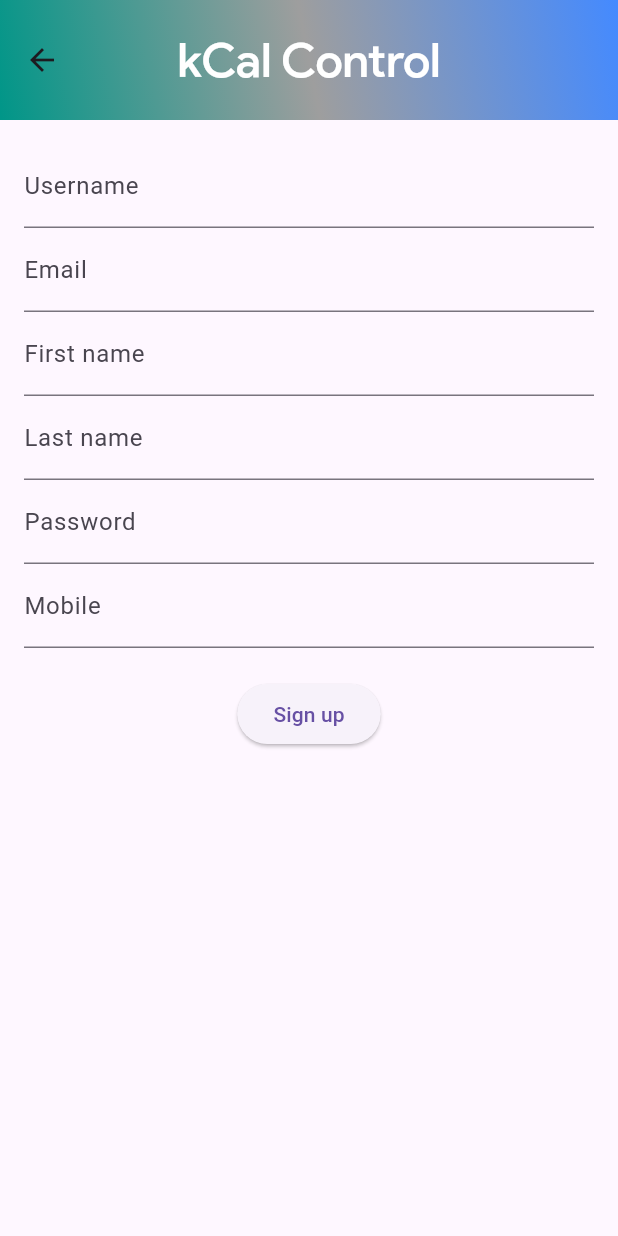
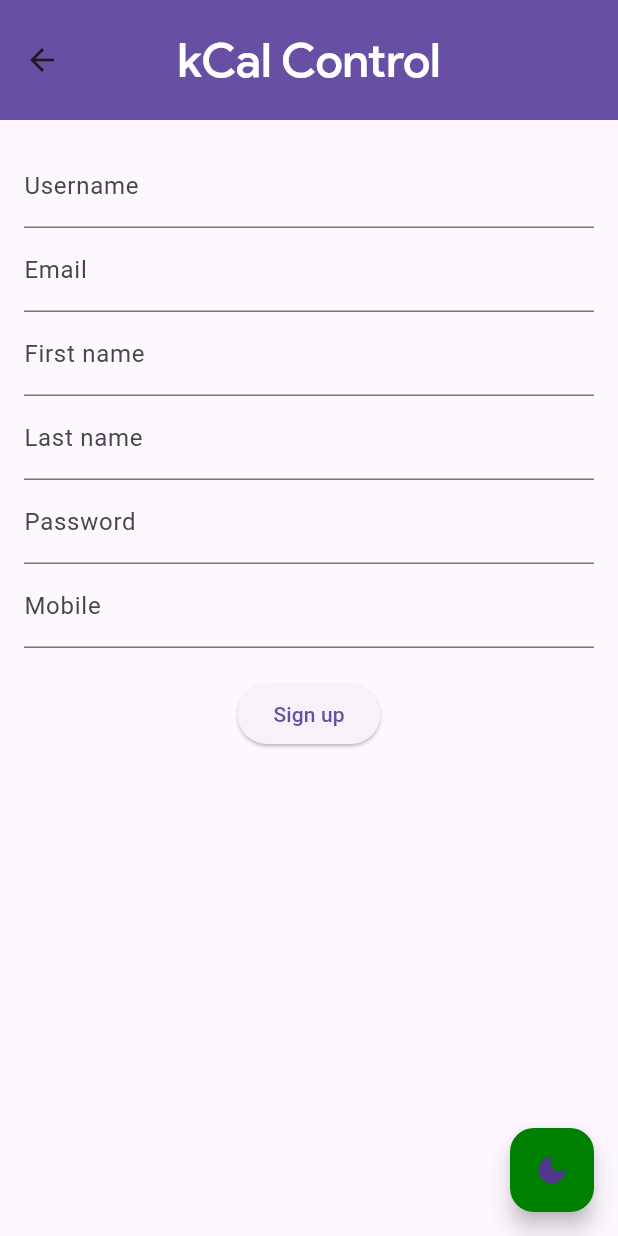
Before and after one commit to pablichoka/kCal_frontend, a Flutter app: the WebIndex screen opened directly, after a tap on "Sign up", on a phone screen of 412 x 824 dp. Run offline on Flutter 3.47's test engine with Material 3 defaults, Android fonts, the phone set to English and light mode, and no system bars; our stand-ins replace flutter_secure_storage, sidebarx; missing offline and left inert: material_theme_builder; accounts and stored records are empty; network calls fail.

Commit message:
Create theme button selector object. Add to login, signup and index.

```diff
--- a/lib/forms/signup.dart
+++ b/lib/forms/signup.dart
@@ -2,6 +2,7 @@ import 'package:flutter/material.dart';
 import 'package:kcal_control_frontend/models/user.dart';
 import 'package:kcal_control_frontend/services/api_service.dart' as api;
 
+import '../themes/theme_data.dart';
 import '../widgets/app_bar.dart';
 import 'package:kcal_control_frontend/pages/index.dart';
 
@@ -13,7 +14,6 @@ class SignUpPage extends StatefulWidget {
 }
 
 class _SignUpPageState extends State<SignUpPage> {
-
   final GlobalKey<FormState> _formKey = GlobalKey<FormState>();
   final String title = "kCal Control";
   BuildContext? _navigationContext;
@@ -156,6 +156,8 @@ class _SignUpPageState extends State<SignUpPage> {
           ),
         ),
       ),
+      floatingActionButton: themeSelectorButton(context),
+      floatingActionButtonLocation: FloatingActionButtonLocation.endFloat,
     );
   }
 }
--- a/lib/pages/index.dart
+++ b/lib/pages/index.dart
@@ -2,8 +2,11 @@ import 'package:flutter/material.dart';
 import 'package:kcal_control_frontend/forms/login.dart';
 import 'package:kcal_control_frontend/forms/signup.dart';
 import 'package:kcal_control_frontend/widgets/app_bar.dart';
+import 'package:provider/provider.dart';
 
 import '../services/api_service.dart' as api;
+import '../services/theme_provider.dart';
+import '../themes/theme_data.dart';
 
 class WebIndex extends StatefulWidget {
   const WebIndex({super.key});
@@ -81,6 +84,9 @@ class _WebIndexState extends State<WebIndex> {
               height: 40,
             )
           ],
-        ));
+        ),
+      floatingActionButton: themeSelectorButton(context),
+      floatingActionButtonLocation: FloatingActionButtonLocation.endFloat,
+    );
   }
 }
--- a/lib/services/app_controller.dart
+++ b/lib/services/app_controller.dart
@@ -16,7 +16,7 @@ class KCalFront extends StatelessWidget {
   Widget build(BuildContext context) {
     final themeNotifier = Provider.of<ThemeNotifier>(context);
     return MaterialApp(
-      home: kIsWeb ? const Dashboard() : const Dashboard(),
+      home: kIsWeb ? const WebIndex() : const WebIndex(),
       theme: _kCalControlLightTheme,
       darkTheme: _kCalControlDarkTheme,
       themeMode: themeNotifier.themeMode,
--- a/lib/themes/theme_data.dart
+++ b/lib/themes/theme_data.dart
@@ -1,5 +1,8 @@
 import 'package:flutter/material.dart';
 import 'package:material_theme_builder/material_theme_builder.dart';
+import 'package:provider/provider.dart';
+
+import '../services/theme_provider.dart';
 
 const lightGreen = Color.fromARGB(255, 164, 194, 165);
 const dark = Color.fromARGB(255, 74, 74, 72);
@@ -21,8 +24,8 @@ ThemeData buildKCalControlLightTheme() {
             secondary: dark,
             tertiary: hoverColor,
             error: errorOnLight,
-      neutral: white
-    ).toScheme(),
+            neutral: white)
+        .toScheme(),
     textTheme: buildKCalControlTextTheme(lightTheme.textTheme),
   );
 }
@@ -38,8 +41,8 @@ ThemeData buildKCalControlDarkTheme() {
             secondary: mintGreen,
             tertiary: hoverColor,
             error: errorOnDark,
-      neutral: dark
-  ).toScheme(),
+            neutral: dark)
+        .toScheme(),
     textTheme: buildKCalControlTextTheme(darkTheme.textTheme),
   );
 }
@@ -60,3 +63,14 @@ TextTheme buildKCalControlTextTheme(TextTheme base) {
         displayColor: Colors.white,
       );
 }
+
+FloatingActionButton themeSelectorButton(BuildContext context) {
+  return FloatingActionButton(
+      onPressed: () {
+        Provider.of<ThemeNotifier>(context, listen: false).toggleTheme();
+      },
+      backgroundColor: darkGreen,
+      child: Provider.of<ThemeNotifier>(context).themeMode == ThemeMode.light
+          ? const Icon(Icons.dark_mode)
+          : const Icon(Icons.light_mode));
+}
--- a/lib/widgets/app_bar.dart
+++ b/lib/widgets/app_bar.dart
@@ -5,7 +5,8 @@ class DAppBar extends StatelessWidget implements PreferredSizeWidget {
   final List<Widget>? actions;
   final bool returnable;
 
-  const DAppBar({super.key, required this.title, this.actions, required this.returnable});
+  const DAppBar(
+      {super.key, required this.title, this.actions, required this.returnable});
 
   @override
   Widget build(BuildContext context) {
@@ -14,16 +15,15 @@ class DAppBar extends StatelessWidget implements PreferredSizeWidget {
         automaticallyImplyLeading: returnable ? true : false,
         toolbarHeight: 80,
         elevation: 0,
+        backgroundColor: Theme.of(context).primaryColor,
         centerTitle: true,
         actions: actions,
-        flexibleSpace: Container(
-            decoration: const BoxDecoration(
-                gradient: LinearGradient(
-          begin: Alignment.topRight,
-          end: Alignment.bottomLeft,
-          colors: [Colors.blueAccent, Colors.grey, Colors.teal],
-        ))));
+        // flexibleSpace: Container(
+        //     decoration: BoxDecoration(
+        //   color: Theme.of(context).primaryColor,
+        );
   }
+
   @override
   Size get preferredSize => const Size.fromHeight(80);
 }
```
Also changed, not shown: lib/forms/login.dart (+7 -2 lines), lib/pages/dashboard.dart (+1 -10 lines). Lines whose indentation alone changed are shown as unchanged.
